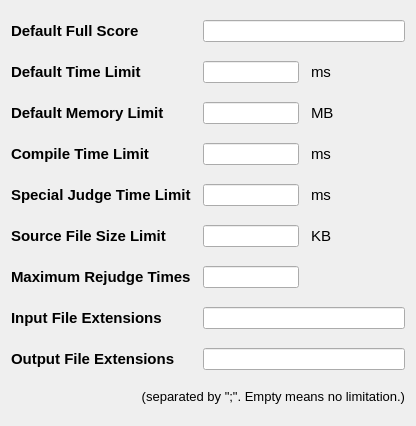
Old version of the form forms/generalsettings.ui in the repository Project-LemonLime/Project_LemonLime.
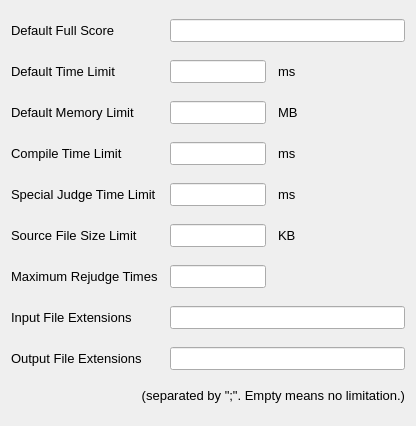
New version of the form.

Diff of the .ui file:
```diff
--- a/forms/generalsettings.ui
+++ b/forms/generalsettings.ui
@@ -57,6 +57,11 @@
          <height>16777215</height>
         </size>
        </property>
+       <property name="font">
+        <font>
+         <pointsize>10</pointsize>
+        </font>
+       </property>
       </widget>
      </item>
      <item>
@@ -67,8 +72,10 @@
          <verstretch>0</verstretch>
         </sizepolicy>
        </property>
-       <property name="styleSheet">
-        <string notr="true">font-size:11pt;</string>
+       <property name="font">
+        <font>
+         <pointsize>10</pointsize>
+        </font>
        </property>
        <property name="text">
         <string>ms</string>
@@ -98,8 +105,12 @@
        <verstretch>0</verstretch>
       </sizepolicy>
      </property>
-     <property name="styleSheet">
-      <string notr="true">font-size:11pt;font-weight:bold;</string>
+     <property name="font">
+      <font>
+       <pointsize>10</pointsize>
+       <weight>50</weight>
+       <bold>false</bold>
+      </font>
      </property>
      <property name="text">
       <string>Special Judge Time Limit</string>
@@ -116,9 +127,9 @@
      </property>
      <property name="font">
       <font>
-       <pointsize>11</pointsize>
-       <weight>75</weight>
-       <bold>true</bold>
+       <pointsize>10</pointsize>
+       <weight>50</weight>
+       <bold>false</bold>
       </font>
      </property>
      <property name="text">
@@ -134,12 +145,14 @@
        <verstretch>0</verstretch>
       </sizepolicy>
      </property>
+     <property name="font">
+      <font>
+       <pointsize>10</pointsize>
+      </font>
+     </property>
      <property name="layoutDirection">
       <enum>Qt::LeftToRight</enum>
      </property>
-     <property name="styleSheet">
-      <string notr="true">font-size:10pt;</string>
-     </property>
      <property name="text">
       <string>(separated by &quot;;&quot;. Empty means no limitation.)</string>
      </property>
@@ -156,8 +169,12 @@
        <verstretch>0</verstretch>
       </sizepolicy>
      </property>
-     <property name="styleSheet">
-      <string notr="true">font-size:11pt;font-weight:bold;</string>
+     <property name="font">
+      <font>
+       <pointsize>10</pointsize>
+       <weight>50</weight>
+       <bold>false</bold>
+      </font>
      </property>
      <property name="text">
       <string>Compile Time Limit</string>
@@ -167,7 +184,13 @@
    <item row="7" column="1">
     <layout class="QHBoxLayout" name="horizontalLayout_7">
      <item>
-      <widget class="QLineEdit" name="inputFileExtensions"/>
+      <widget class="QLineEdit" name="inputFileExtensions">
+       <property name="font">
+        <font>
+         <pointsize>10</pointsize>
+        </font>
+       </property>
+      </widget>
      </item>
     </layout>
    </item>
@@ -175,6 +198,11 @@
     <layout class="QHBoxLayout" name="horizontalLayout_2">
      <item>
       <widget class="QLineEdit" name="defaultFullScore">
+       <property name="font">
+        <font>
+         <pointsize>10</pointsize>
+        </font>
+       </property>
        <property name="maxLength">
         <number>9</number>
        </property>
@@ -190,8 +218,12 @@
        <verstretch>0</verstretch>
       </sizepolicy>
      </property>
-     <property name="styleSheet">
-      <string notr="true">font-size:11pt;font-weight:bold;</string>
+     <property name="font">
+      <font>
+       <pointsize>10</pointsize>
+       <weight>50</weight>
+       <bold>false</bold>
+      </font>
      </property>
      <property name="text">
       <string>Output File Extensions</string>
@@ -223,6 +255,11 @@
          <height>16777215</height>
         </size>
        </property>
+       <property name="font">
+        <font>
+         <pointsize>10</pointsize>
+        </font>
+       </property>
       </widget>
      </item>
      <item>
@@ -233,8 +270,10 @@
          <verstretch>0</verstretch>
         </sizepolicy>
        </property>
-       <property name="styleSheet">
-        <string notr="true">font-size:11pt;</string>
+       <property name="font">
+        <font>
+         <pointsize>10</pointsize>
+        </font>
        </property>
        <property name="text">
         <string>MB</string>
@@ -272,6 +311,11 @@
          <height>16777215</height>
         </size>
        </property>
+       <property name="font">
+        <font>
+         <pointsize>10</pointsize>
+        </font>
+       </property>
       </widget>
      </item>
      <item>
@@ -297,8 +341,12 @@
        <verstretch>0</verstretch>
       </sizepolicy>
      </property>
-     <property name="styleSheet">
-      <string notr="true">font-size:11pt;font-weight:bold;</string>
+     <property name="font">
+      <font>
+       <pointsize>10</pointsize>
+       <weight>50</weight>
+       <bold>false</bold>
+      </font>
      </property>
      <property name="text">
       <string>Default Time Limit</string>
@@ -330,6 +378,11 @@
          <height>16777215</height>
         </size>
        </property>
+       <property name="font">
+        <font>
+         <pointsize>10</pointsize>
+        </font>
+       </property>
       </widget>
      </item>
      <item>
@@ -340,8 +393,10 @@
          <verstretch>0</verstretch>
         </sizepolicy>
        </property>
-       <property name="styleSheet">
-        <string notr="true">font-size:11pt;</string>
+       <property name="font">
+        <font>
+         <pointsize>10</pointsize>
+        </font>
        </property>
        <property name="text">
         <string>ms</string>
@@ -371,8 +426,12 @@
        <verstretch>0</verstretch>
       </sizepolicy>
      </property>
-     <property name="styleSheet">
-      <string notr="true">font-size:11pt;font-weight:bold;</string>
+     <property name="font">
+      <font>
+       <pointsize>10</pointsize>
+       <weight>50</weight>
+       <bold>false</bold>
+      </font>
      </property>
      <property name="text">
       <string>Default Memory Limit</string>
@@ -404,6 +463,11 @@
          <height>16777215</height>
         </size>
        </property>
+       <property name="font">
+        <font>
+         <pointsize>10</pointsize>
+        </font>
+       </property>
       </widget>
      </item>
      <item>
@@ -414,8 +478,10 @@
          <verstretch>0</verstretch>
         </sizepolicy>
        </property>
-       <property name="styleSheet">
-        <string notr="true">font-size:11pt;</string>
+       <property name="font">
+        <font>
+         <pointsize>10</pointsize>
+        </font>
        </property>
        <property name="text">
         <string>KB</string>
@@ -462,6 +528,11 @@
          <height>16777215</height>
         </size>
        </property>
+       <property name="font">
+        <font>
+         <pointsize>10</pointsize>
+        </font>
+       </property>
       </widget>
      </item>
      <item>
@@ -472,8 +543,10 @@
          <verstretch>0</verstretch>
         </sizepolicy>
        </property>
-       <property name="styleSheet">
-        <string notr="true">font-size:11pt;</string>
+       <property name="font">
+        <font>
+         <pointsize>10</pointsize>
+        </font>
        </property>
        <property name="text">
         <string>ms</string>
@@ -503,8 +576,12 @@
        <verstretch>0</verstretch>
       </sizepolicy>
      </property>
-     <property name="styleSheet">
-      <string notr="true">font-size:11pt;font-weight:bold;</string>
+     <property name="font">
+      <font>
+       <pointsize>10</pointsize>
+       <weight>50</weight>
+       <bold>false</bold>
+      </font>
      </property>
      <property name="text">
       <string>Source File Size Limit</string>
@@ -514,7 +591,13 @@
    <item row="8" column="1">
     <layout class="QHBoxLayout" name="horizontalLayout">
      <item>
-      <widget class="QLineEdit" name="outputFileExtensions"/>
+      <widget class="QLineEdit" name="outputFileExtensions">
+       <property name="font">
+        <font>
+         <pointsize>10</pointsize>
+        </font>
+       </property>
+      </widget>
      </item>
     </layout>
    </item>
@@ -526,8 +609,12 @@
        <verstretch>0</verstretch>
       </sizepolicy>
      </property>
-     <property name="styleSheet">
-      <string notr="true">font-size:11pt;font-weight:bold;</string>
+     <property name="font">
+      <font>
+       <pointsize>10</pointsize>
+       <weight>50</weight>
+       <bold>false</bold>
+      </font>
      </property>
      <property name="text">
       <string>Input File Extensions</string>
@@ -542,8 +629,12 @@
        <verstretch>0</verstretch>
       </sizepolicy>
      </property>
-     <property name="styleSheet">
-      <string notr="true">font-size:11pt;font-weight:bold;</string>
+     <property name="font">
+      <font>
+       <pointsize>10</pointsize>
+       <weight>50</weight>
+       <bold>false</bold>
+      </font>
      </property>
      <property name="text">
       <string>Default Full Score</string>
```
